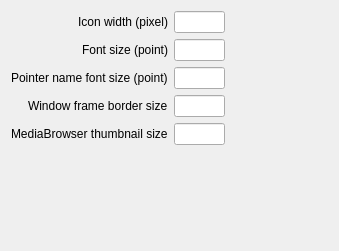
Qt form src/thewall/guisettingdialog.ui (sungwonnam/SAGENext) before a commit.
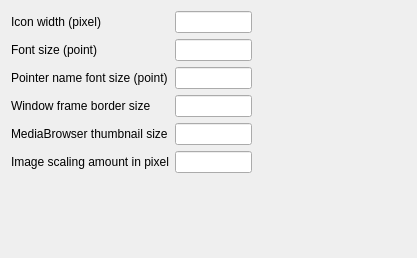
The same form after that commit.

Commit message: The image scaling (with mouse wheel movements) amount in pixel is now adjusted in the GUI section of the settings dialog

Diff of the .ui file:
```diff
--- a/src/thewall/guisettingdialog.ui
+++ b/src/thewall/guisettingdialog.ui
@@ -6,16 +6,16 @@
    <rect>
     <x>0</x>
     <y>0</y>
-    <width>339</width>
-    <height>251</height>
+    <width>417</width>
+    <height>258</height>
    </rect>
   </property>
   <property name="windowTitle">
    <string>Dialog</string>
   </property>
   <layout class="QFormLayout" name="formLayout">
-   <property name="labelAlignment">
-    <set>Qt::AlignRight|Qt::AlignTrailing|Qt::AlignVCenter</set>
+   <property name="fieldGrowthPolicy">
+    <enum>QFormLayout::AllNonFixedFieldsGrow</enum>
    </property>
    <item row="0" column="0">
     <widget class="QLabel" name="label_4">
@@ -158,6 +158,36 @@
      </item>
     </layout>
    </item>
+   <item row="5" column="0">
+    <widget class="QLabel" name="label_5">
+     <property name="toolTip">
+      <string>&lt;html&gt;&lt;head/&gt;&lt;body&gt;&lt;p&gt;Image type widgets can be resized with pointer wheel movement. This value sets the amount of resizing for each mouse wheel tick.&lt;/p&gt;&lt;/body&gt;&lt;/html&gt;</string>
+     </property>
+     <property name="text">
+      <string>Image scaling amount in pixel</string>
+     </property>
+    </widget>
+   </item>
+   <item row="5" column="1">
+    <layout class="QHBoxLayout" name="horizontalLayout_6" stretch="1,2">
+     <item>
+      <widget class="QLineEdit" name="imgScalingAmount"/>
+     </item>
+     <item>
+      <spacer name="horizontalSpacer_7">
+       <property name="orientation">
+        <enum>Qt::Horizontal</enum>
+       </property>
+       <property name="sizeHint" stdset="0">
+        <size>
+         <width>40</width>
+         <height>20</height>
+        </size>
+       </property>
+      </spacer>
+     </item>
+    </layout>
+   </item>
   </layout>
  </widget>
  <resources/>
```
The commit also changes 1 other file.
